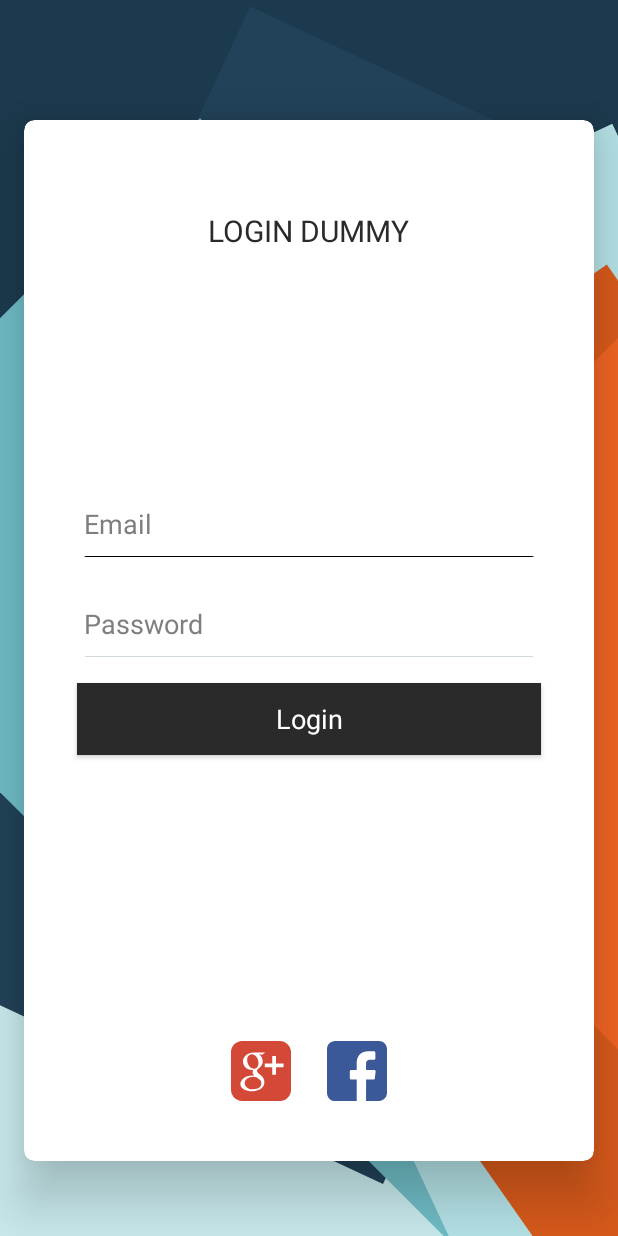
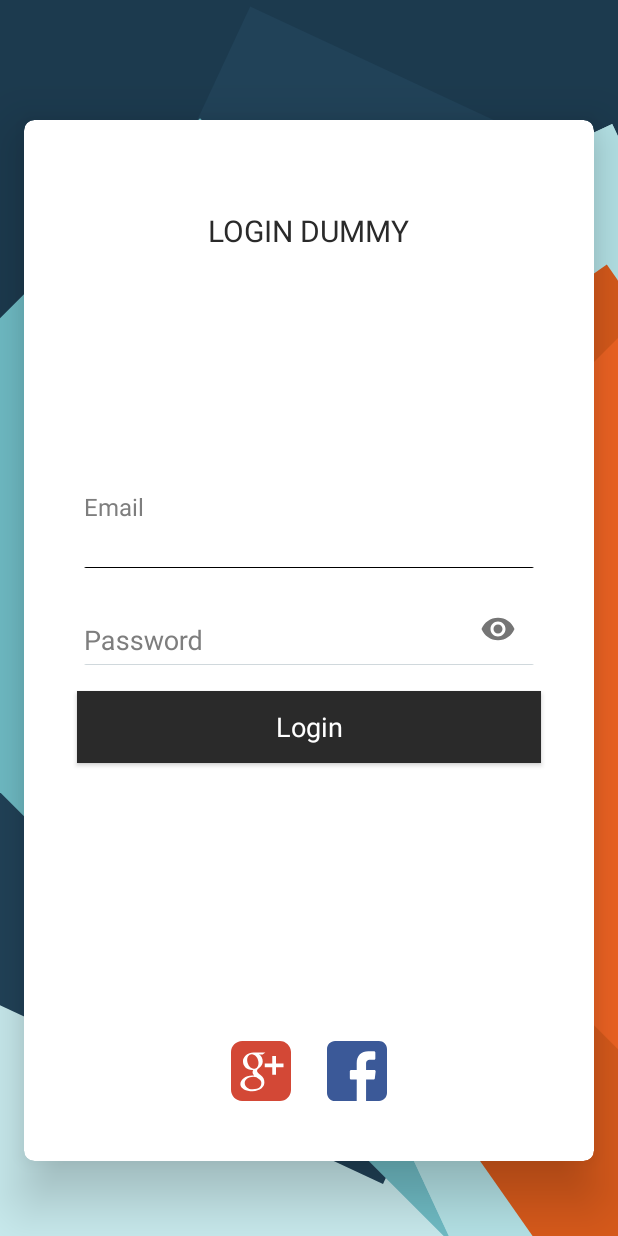
Before and after one commit to janishar/android-mvp-architecture, an Android app: the layout activity_login.xml on its own in the app's theme, with its tools: preview values and no code run, on a phone screen of 412 x 824 dp. Run offline under Robolectric (Android 15) with nearby library versions, the phone set to English and light mode, and no system bars.

Commit message:
Switch to TextInputLayout on login screen
Adds password hint toggle

```diff
--- a/app/src/main/res/layout/activity_login.xml
+++ b/app/src/main/res/layout/activity_login.xml
@@ -47,7 +47,13 @@
             android:layout_margin="20dp"
             android:orientation="vertical">
 
-            <EditText
+            <android.support.design.widget.TextInputLayout
+                android:layout_width="match_parent"
+                android:layout_height="wrap_content"
+                app:hintTextAppearance="@style/TextAppearence.App.TextInputLayout"
+                android:textColorHint="@color/gray">
+
+                <android.support.design.widget.TextInputEditText
                     android:id="@+id/et_email"
                     style="@style/TextStyle"
                     android:layout_width="match_parent"
@@ -62,10 +68,19 @@
                     android:maxLength="50"
                     android:paddingBottom="10dp"
                     android:textColor="@color/black_effective"
-                android:textColorHint="@color/gray"
                     android:textSize="18sp" />
 
-            <EditText
+            </android.support.design.widget.TextInputLayout>
+
+            <android.support.design.widget.TextInputLayout
+                android:layout_width="match_parent"
+                android:layout_height="wrap_content"
+                android:hint="@string/password"
+                app:hintTextAppearance="@style/TextAppearence.App.TextInputLayout"
+                android:textColorHint="@color/gray"
+                app:passwordToggleEnabled="true">
+
+                <android.support.design.widget.TextInputEditText
                     android:id="@+id/et_password"
                     style="@style/TextStyle"
                     android:layout_width="match_parent"
@@ -76,13 +91,13 @@
                     android:background="@drawable/input_border_bottom"
                     android:cursorVisible="true"
                     android:gravity="center|left|bottom"
-                android:hint="@string/password"
                     android:inputType="textPassword"
                     android:maxLength="50"
                     android:paddingBottom="10dp"
                     android:textColor="@color/black_effective"
-                android:textColorHint="@color/gray"
                     android:textSize="18sp" />
+
+            </android.support.design.widget.TextInputLayout>
 
             <Button
                 android:id="@+id/btn_server_login"
--- a/app/src/main/res/values/styles.xml
+++ b/app/src/main/res/values/styles.xml
@@ -124,4 +124,7 @@
         <item name="android:background">@drawable/button_secondary_bg</item>
     </style>
 
+    <style name="TextAppearence.App.TextInputLayout" parent="@android:style/TextAppearance">
+        <item name="android:textColor">@color/gray</item>
+    </style>
 </resources>
```
Lines whose indentation alone changed are shown as unchanged.
